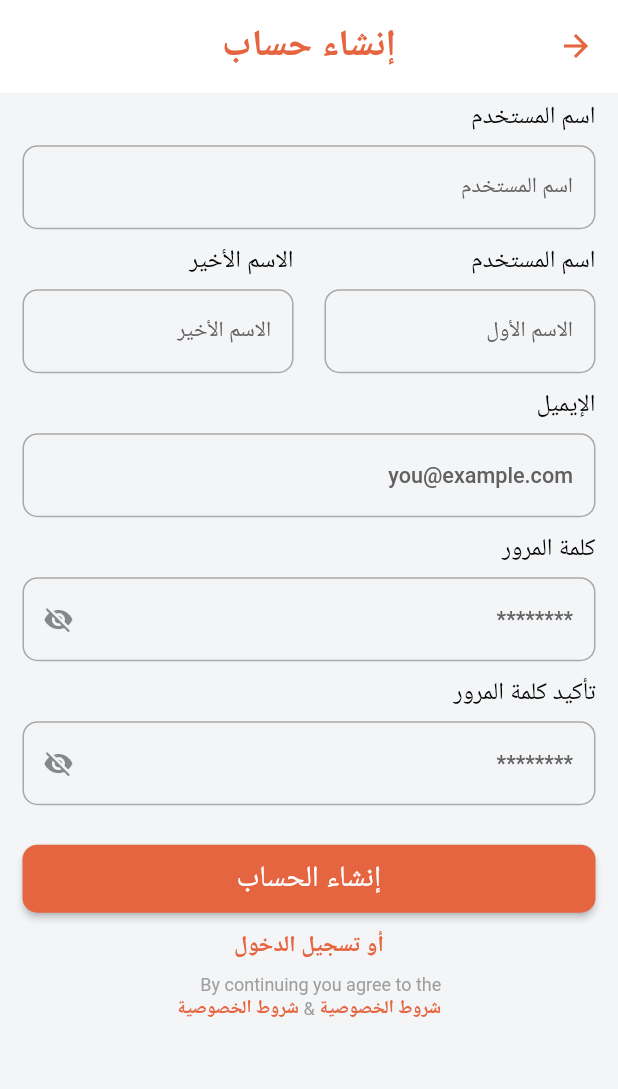
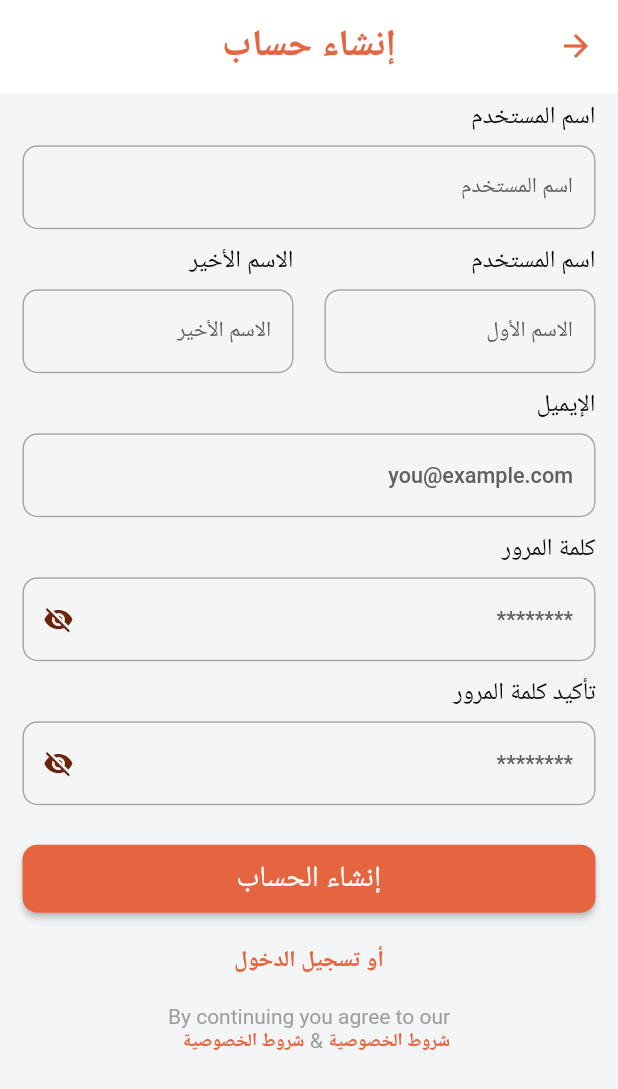
Before and after one commit to os01ri/MealMate, a Flutter app: the SignUpPage screen opened by its route, on a phone screen of 412 x 824 dp. Shown: the top 1089 px of the screen. Run offline on Flutter 3.47's test engine with Material 2 defaults, Android fonts, the phone set to English and light mode, and no system bars; our stand-ins replace bloc, bot_toast, dartz, equatable, extended_image, firebase_messaging and 9 more; missing offline and left inert: add_to_cart_animation, menu_button; accounts and stored records are empty; generated files the repository leaves out were written again; Roboto replaces fonts that are missing (Almarai); project files that could hold a hidden picture were left out.

Commit message:
complete merg

```diff
--- a/lib/features/auth/data/datasources/remote_auth_datasource.dart
+++ b/lib/features/auth/data/datasources/remote_auth_datasource.dart
@@ -1,3 +1,4 @@
+import 'package:dartz/dartz.dart';
 import 'package:mealmate/core/helper/type_defs.dart';
 import 'package:mealmate/core/unified_api/api_variables.dart';
 import 'package:mealmate/core/unified_api/methods/post_api.dart';
--- a/lib/features/auth/presentation/cubit/auth_cubit/auth_cubit.dart
+++ b/lib/features/auth/presentation/cubit/auth_cubit/auth_cubit.dart
@@ -3,6 +3,7 @@ import 'package:mealmate/features/auth/data/models/login_response_model.dart';
 import 'package:mealmate/features/auth/data/repositories/auth_repository_impl.dart';
 import 'package:mealmate/features/auth/domain/usecases/login_usecase.dart';
 import 'package:mealmate/features/auth/domain/usecases/register_usecase.dart';
+import 'package:mealmate/features/auth/domain/usecases/send_password_email_usecase.dart';
 
 part 'auth_state.dart';
 
--- a/lib/features/auth/presentation/pages/signup_page.dart
+++ b/lib/features/auth/presentation/pages/signup_page.dart
@@ -23,7 +23,8 @@ class SignUpPage extends StatelessWidget {
   final GlobalKey<FormState> _formKey = GlobalKey<FormState>();
   final TextEditingController _emailController = TextEditingController();
   final TextEditingController _passwordController = TextEditingController();
-  final TextEditingController _confirmPasswordController = TextEditingController();
+  final TextEditingController _confirmPasswordController =
+      TextEditingController();
   final TextEditingController _userNameController = TextEditingController();
   final AuthCubit _registerCubit = AuthCubit();
 
@@ -32,7 +33,8 @@ class SignUpPage extends StatelessWidget {
     return Scaffold(
       appBar: MainAppBar(
         size: context.deviceSize,
-        titleText: serviceLocator<LocalizationClass>().appLocalizations!.createAccount,
+        titleText:
+            serviceLocator<LocalizationClass>().appLocalizations!.createAccount,
       ),
       body: BlocProvider(
         create: (context) => _registerCubit,
@@ -46,11 +48,17 @@ class SignUpPage extends StatelessWidget {
                 crossAxisAlignment: CrossAxisAlignment.center,
                 children: [
                   AuthTextField(
-                    label: serviceLocator<LocalizationClass>().appLocalizations!.username,
-                    hint: serviceLocator<LocalizationClass>().appLocalizations!.username,
+                    label: serviceLocator<LocalizationClass>()
+                        .appLocalizations!
+                        .username,
+                    hint: serviceLocator<LocalizationClass>()
+                        .appLocalizations!
+                        .username,
                     validator: (text) {
                       if ((text != null && text.length < 3)) {
-                        return serviceLocator<LocalizationClass>().appLocalizations!.addValidUsername;
+                        return serviceLocator<LocalizationClass>()
+                            .appLocalizations!
+                            .addValidUsername;
                       }
                       return null;
                     },
@@ -59,29 +67,43 @@ class SignUpPage extends StatelessWidget {
                   Row(
                     children: [
                       AuthTextField(
-                        hint: serviceLocator<LocalizationClass>().appLocalizations!.firstName,
-                        label: serviceLocator<LocalizationClass>().appLocalizations!.username,
+                        hint: serviceLocator<LocalizationClass>()
+                            .appLocalizations!
+                            .firstName,
+                        label: serviceLocator<LocalizationClass>()
+                            .appLocalizations!
+                            .username,
                       ).expand(),
                       SizedBox(width: context.width * .05),
                       AuthTextField(
-                        hint: serviceLocator<LocalizationClass>().appLocalizations!.lastName,
-                        label: serviceLocator<LocalizationClass>().appLocalizations!.lastName,
+                        hint: serviceLocator<LocalizationClass>()
+                            .appLocalizations!
+                            .lastName,
+                        label: serviceLocator<LocalizationClass>()
+                            .appLocalizations!
+                            .lastName,
                       ).expand(),
                     ],
                   ),
                   AuthTextField(
-                    label: serviceLocator<LocalizationClass>().appLocalizations!.email,
+                    label: serviceLocator<LocalizationClass>()
+                        .appLocalizations!
+                        .email,
                     hint: 'you@example.com',
                     controller: _emailController,
                     validator: (text) {
                       if (text != null && text.isValidEmail()) {
                         return null;
                       }
-                      return serviceLocator<LocalizationClass>().appLocalizations!.enterValidEmail;
+                      return serviceLocator<LocalizationClass>()
+                          .appLocalizations!
+                          .enterValidEmail;
                     },
                   ),
                   AuthTextField(
-                    label: serviceLocator<LocalizationClass>().appLocalizations!.password,
+                    label: serviceLocator<LocalizationClass>()
+                        .appLocalizations!
+                        .password,
                     hint: '********',
                     isPassword: true,
                     controller: _passwordController,
@@ -89,25 +111,33 @@ class SignUpPage extends StatelessWidget {
                       if (text != null && text.isValidPassword()) {
                         return null;
                       }
-                      return serviceLocator<LocalizationClass>().appLocalizations!.enterValidPassword;
+                      return serviceLocator<LocalizationClass>()
+                          .appLocalizations!
+                          .enterValidPassword;
                     },
                   ),
                   AuthTextField(
-                    label: serviceLocator<LocalizationClass>().appLocalizations!.confirmPassword,
+                    label: serviceLocator<LocalizationClass>()
+                        .appLocalizations!
+                        .confirmPassword,
                     controller: _confirmPasswordController,
                     isPassword: true,
                     validator: (text) {
                       if (text != null && text == _passwordController.text) {
                         return null;
                       } else {
-                        return serviceLocator<LocalizationClass>().appLocalizations!.passwordNotMatch;
+                        return serviceLocator<LocalizationClass>()
+                            .appLocalizations!
+                            .passwordNotMatch;
                       }
                     },
                     hint: '********',
                   ),
                   const SizedBox(height: 20),
                   MainButton(
-                    text: serviceLocator<LocalizationClass>().appLocalizations!.signUp,
+                    text: serviceLocator<LocalizationClass>()
+                        .appLocalizations!
+                        .signUp,
                     color: AppColors.mainColor,
                     width: context.width,
                     onPressed: () {
@@ -123,9 +153,11 @@ class SignUpPage extends StatelessWidget {
                     },
                   ),
                   SizedBox(
-                    height: 40,
+                    height: 60,
                     child: TextButton(
-                      child: Text(serviceLocator<LocalizationClass>().appLocalizations!.orLogin),
+                      child: Text(serviceLocator<LocalizationClass>()
+                          .appLocalizations!
+                          .orLogin),
                       onPressed: () {
                         context.goNamed(RoutesNames.login);
                       },
@@ -133,17 +165,27 @@ class SignUpPage extends StatelessWidget {
                   ),
                   RichText(
                     text: TextSpan(
-                      text: 'By continuing you agree to the\n',
-                      style: AppTextStyles.styleWeight400(color: Colors.grey),
+                      text: 'By continuing you agree to our\n',
+                      style: AppTextStyles.styleWeight400(
+                          color: Colors.grey, fontSize: 14),
                       children: [
                         TextSpan(
-                          text: serviceLocator<LocalizationClass>().appLocalizations!.termsOfService,
-                          style: AppTextStyles.styleWeight600(color: AppColors.mainColor),
+                          text: serviceLocator<LocalizationClass>()
+                              .appLocalizations!
+                              .termsOfService,
+                          style: AppTextStyles.styleWeight600(
+                              color: AppColors.mainColor),
                         ),
-                        TextSpan(text: serviceLocator<LocalizationClass>().appLocalizations!.and),
                         TextSpan(
-                          text: serviceLocator<LocalizationClass>().appLocalizations!.privacyPolicy,
-                          style: AppTextStyles.styleWeight600(color: AppColors.mainColor),
+                            text: serviceLocator<LocalizationClass>()
+                                .appLocalizations!
+                                .and),
+                        TextSpan(
+                          text: serviceLocator<LocalizationClass>()
+                              .appLocalizations!
+                              .privacyPolicy,
+                          style: AppTextStyles.styleWeight600(
+                              color: AppColors.mainColor),
                         )
                       ],
                     ),
@@ -167,7 +209,8 @@ class SignUpPage extends StatelessWidget {
     }
     if (state.status == AuthStatus.failed) {
       UiMessages.closeLoading();
-      UiMessages.showToast(serviceLocator<LocalizationClass>().appLocalizations!.error);
+      UiMessages.showToast(
+          serviceLocator<LocalizationClass>().appLocalizations!.error);
     }
   }
 }
--- a/lib/features/auth/presentation/widgets/auth_text_field.dart
+++ b/lib/features/auth/presentation/widgets/auth_text_field.dart
@@ -14,9 +14,10 @@ class AuthTextField extends StatefulWidget {
     required this.hint,
     this.validator,
     required this.label,
+    this.icon,
     this.isPassword = false,
   });
-
+  final Widget? icon;
   final TextEditingController? controller;
   final String hint;
   final String label;
@@ -43,7 +44,8 @@ class _AuthTextFieldState extends State<AuthTextField> {
         Container(
           padding: const EdgeInsets.only(bottom: 8),
           alignment: AlignmentDirectional.topStart,
-          child: Text(widget.label, style: AppTextStyles.styleWeight500(fontSize: 16)),
+          child: Text(widget.label,
+              style: AppTextStyles.styleWeight500(fontSize: 16)),
         ),
         ValueListenableBuilder(
           valueListenable: showPassword,
@@ -59,17 +61,20 @@ class _AuthTextFieldState extends State<AuthTextField> {
                         child: show
                             ? Icon(
                                 Icons.visibility_off,
+                                color: AppColors.deepOrange,
                                 size: context.width * .05,
                                 key: const Key("show"),
                               )
                             : Icon(
                                 Icons.remove_red_eye,
+                                color: AppColors.deepOrange,
                                 size: context.width * .05,
                                 key: const Key("notShow"),
                               ),
                       ),
                     )
                   : null,
+              prefixIcon: widget.icon,
               autovalidateMode: AutovalidateMode.onUserInteraction,
               fillColor: AppColors.scaffoldBackgroundColor,
               isPassword: !show,
--- a/lib/main.dart
+++ b/lib/main.dart
@@ -7,6 +7,7 @@ import 'package:mealmate/core/ui/theme/them.dart';
 import 'package:mealmate/core/ui/widgets/restart_widget.dart';
 import 'package:mealmate/injection_container.dart' as di;
 import 'package:mealmate/router/app_router.dart';
+import 'package:mealmate/services/service_injection.dart';
 
 void main() async {
   WidgetsFlutterBinding.ensureInitialized();
```
Also changed, not shown: lib/core/unified_api/api_variables.dart (+8 -0 lines), lib/features/auth/data/repositories/auth_repository_impl.dart (+16 -0 lines), lib/features/auth/domain/repositories/auth_repository.dart (+7 -2 lines), lib/features/auth/presentation/pages/login_page.dart (+42 -15 lines), lib/features/auth/presentation/pages/reset_password_page.dart (+11 -4 lines), lib/features/main/main_page.dart (added, +141 -0 lines), lib/features/store/presentation/pages/cart_page.dart (+31 -11 lines), lib/features/store/presentation/pages/ingredient_page.dart (+16 -7 lines), lib/features/store/presentation/pages/store_page.dart (+9 -1 lines), lib/router/app_router.dart (+20 -9 lines), lib/router/app_routes.dart (added, +29 -0 lines).
